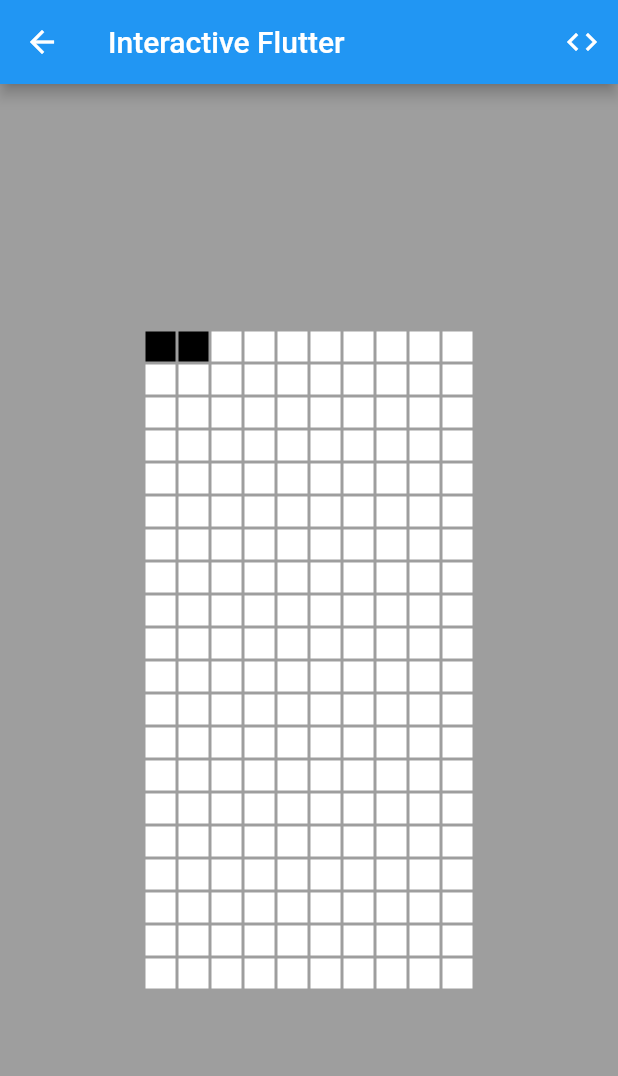
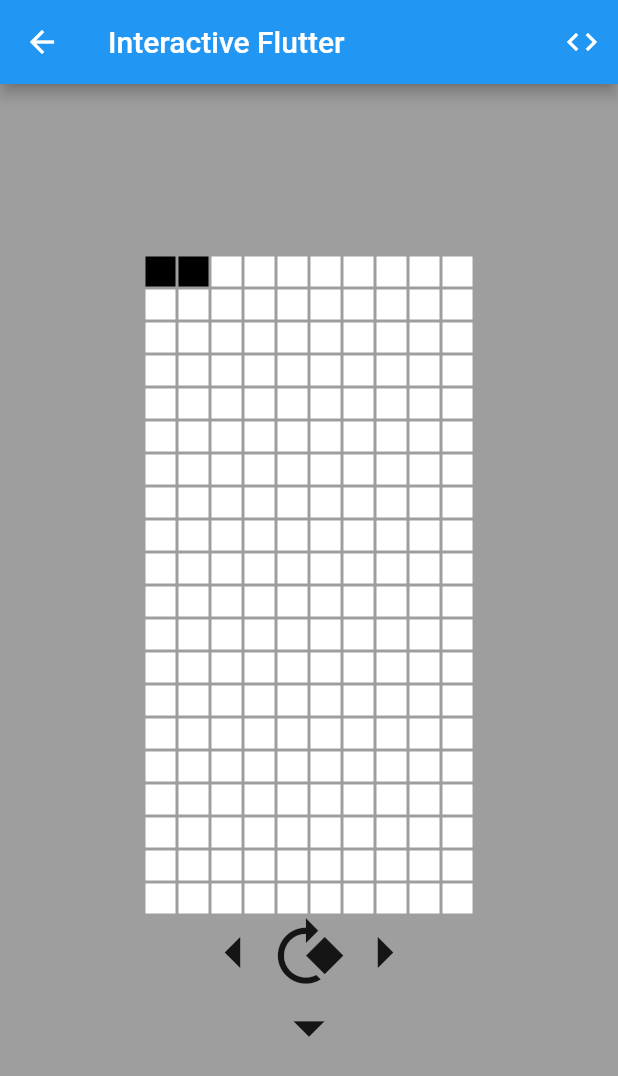
Before and after one commit to adawolfs/interactive_flutter, a Flutter app: the Tetris screen opened by its route, on a phone screen of 412 x 824 dp. Shown: the top 1076 px of the screen. Run offline on Flutter 3.47's test engine with Material 2 defaults, Android fonts, the phone set to English and light mode, and no system bars; our stand-ins replace flutter_bloc; missing offline and left inert: flame.

Commit message:
implement controllers on mobile

```diff
--- a/lib/src/games/tetris/ui.dart
+++ b/lib/src/games/tetris/ui.dart
@@ -2,6 +2,7 @@ import 'package:flutter/material.dart';
 import 'package:flutter/services.dart';
 import 'package:flutter_bloc/flutter_bloc.dart';
 import 'package:interactive_flutter/src/games/tetris/bloc.dart';
+import 'package:interactive_flutter/src/ui/extensions.dart';
 
 class TetrisUI extends StatelessWidget {
   const TetrisUI({Key? key}) : super(key: key);
@@ -22,15 +23,17 @@ class TetrisUI extends StatelessWidget {
                     onTap: () {
                       BlocProvider.of<TetrisBloc>(context).add(TetrisRestart());
                     },
-                    child: Icon(size: 50.0, Icons.refresh)),
+                    child: const Icon(size: 50.0, Icons.refresh)),
               ],
             ))
-          : RawKeyboardListener(
+          : LayoutBuilder(builder: (context, constraints) {
+              return RawKeyboardListener(
                 focusNode: focusNode,
                 onKey: (event) {
                   if (event.isKeyPressed(LogicalKeyboardKey.arrowLeft)) {
                     BlocProvider.of<TetrisBloc>(context).add(TetrisMoveLeft());
-                } else if (event.isKeyPressed(LogicalKeyboardKey.arrowRight)) {
+                  } else if (event
+                      .isKeyPressed(LogicalKeyboardKey.arrowRight)) {
                     BlocProvider.of<TetrisBloc>(context).add(TetrisMoveRight());
                   } else if (event.isKeyPressed(LogicalKeyboardKey.arrowDown)) {
                     BlocProvider.of<TetrisBloc>(context).add(TetrisMoveDown());
@@ -43,6 +46,9 @@ class TetrisUI extends StatelessWidget {
                   child: Center(
                     child: Column(
                       mainAxisAlignment: MainAxisAlignment.center,
+                      children: [
+                        Column(
+                          mainAxisAlignment: MainAxisAlignment.center,
                           children: state.board
                               .map(
                                 (e) => Row(
@@ -52,7 +58,8 @@ class TetrisUI extends StatelessWidget {
                                         (e) => Padding(
                                           padding: const EdgeInsets.all(1.0),
                                           child: Container(
-                                      color: e ? Colors.black : Colors.white,
+                                            color:
+                                                e ? Colors.black : Colors.white,
                                             height: 20,
                                             width: 20,
                                           ),
@@ -63,9 +70,56 @@ class TetrisUI extends StatelessWidget {
                               )
                               .toList(),
                         ),
+                        constraints.isMobile
+                            ? Column(
+                                children: [
+                                  Row(
+                                    mainAxisAlignment: MainAxisAlignment.center,
+                                    children: [
+                                      GestureDetector(
+                                        onTap: () {
+                                          BlocProvider.of<TetrisBloc>(context)
+                                              .add(TetrisMoveLeft());
+                                        },
+                                        child: const Icon(
+                                            size: 50.0, Icons.arrow_left),
+                                      ),
+                                      GestureDetector(
+                                        onTap: () {
+                                          BlocProvider.of<TetrisBloc>(context)
+                                              .add(TetrisRotate());
+                                        },
+                                        child: const Icon(
+                                            size: 50.0,
+                                            Icons.rotate_90_degrees_cw),
+                                      ),
+                                      GestureDetector(
+                                        onTap: () {
+                                          BlocProvider.of<TetrisBloc>(context)
+                                              .add(TetrisMoveRight());
+                                        },
+                                        child: const Icon(
+                                            size: 50.0, Icons.arrow_right),
+                                      ),
+                                    ],
+                                  ),
+                                  GestureDetector(
+                                    onTap: () {
+                                      BlocProvider.of<TetrisBloc>(context)
+                                          .add(TetrisMoveDown());
+                                    },
+                                    child: const Icon(
+                                        size: 50.0, Icons.arrow_drop_down),
+                                  )
+                                ],
+                              )
+                            : Container()
+                      ],
+                    ),
                   ),
                 ),
               );
             });
+    });
   }
 }
```
Also changed, not shown: lib/src/ui/extensions.dart (added, +7 -0 lines). Lines whose indentation alone changed are shown as unchanged.
